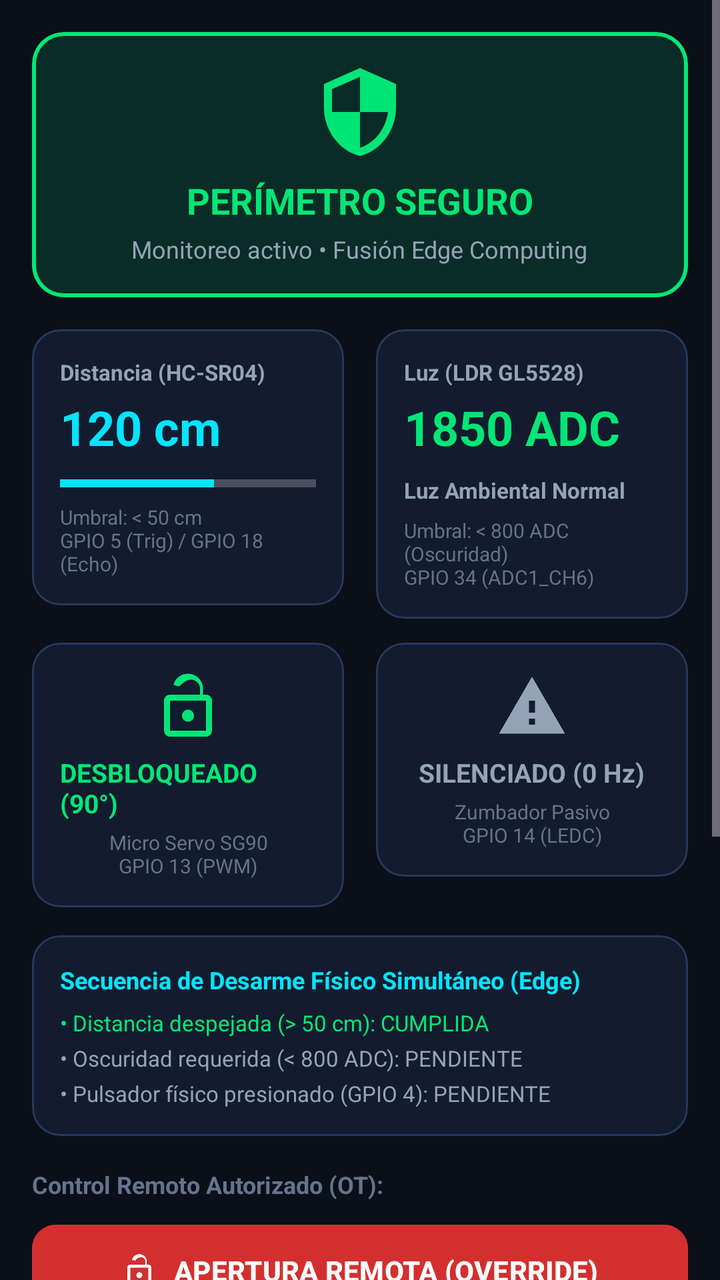
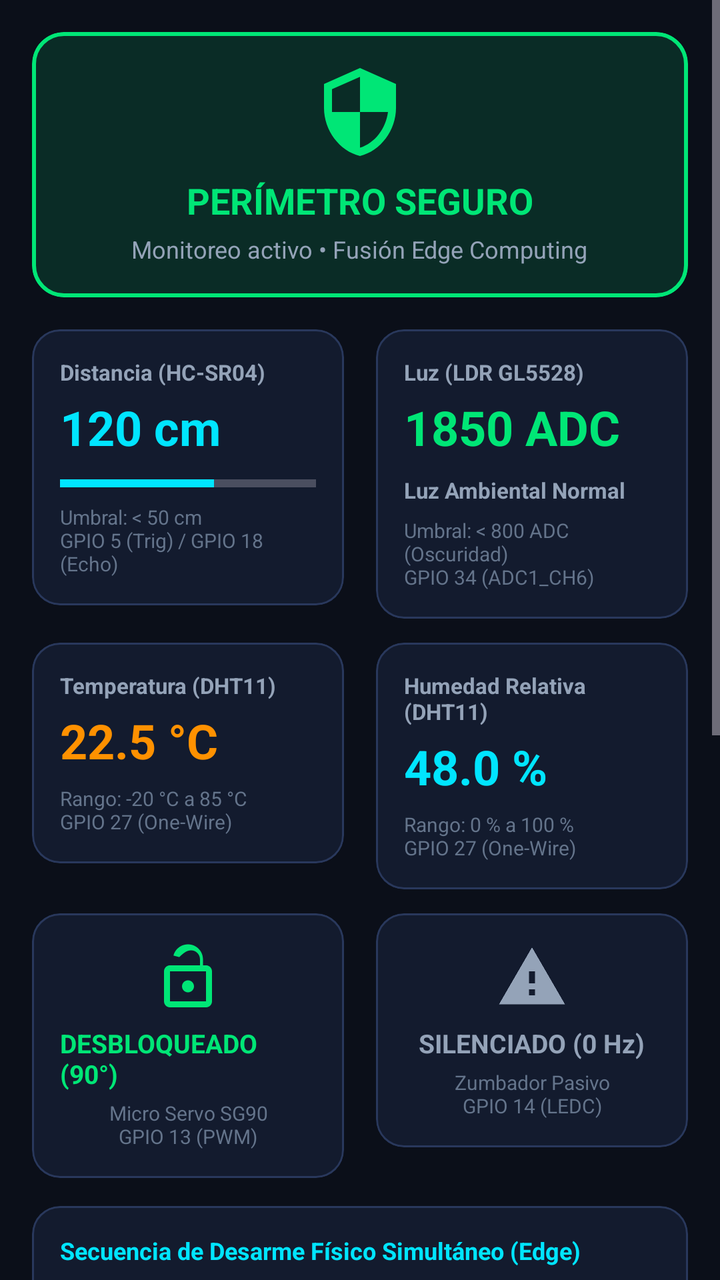

An Android layout rendered at two revisions. The XML below is the earlier revision; the diff shows what the commit changed to produce the second picture.
<!-- AndroidManifest.xml: application theme Theme.CentinelaIoT -->
<!-- res/layout/fragment_centinela.xml -->
<?xml version="1.0" encoding="utf-8"?>
<ScrollView xmlns:android="http://schemas.android.com/apk/res/android"
    xmlns:app="http://schemas.android.com/apk/res-auto"
    android:layout_width="match_parent"
    android:layout_height="match_parent"
    android:background="@color/background"
    android:fillViewport="true">

    <LinearLayout
        android:layout_width="match_parent"
        android:layout_height="wrap_content"
        android:orientation="vertical"
        android:padding="16dp">

        
        <com.google.android.material.card.MaterialCardView
            android:id="@+id/cardPerimeterStatus"
            android:layout_width="match_parent"
            android:layout_height="wrap_content"
            app:cardBackgroundColor="@color/safe_overlay"
            app:cardCornerRadius="16dp"
            app:strokeColor="@color/status_safe"
            app:strokeWidth="2dp">

            <LinearLayout
                android:layout_width="match_parent"
                android:layout_height="wrap_content"
                android:gravity="center"
                android:orientation="vertical"
                android:padding="16dp">

                <ImageView
                    android:id="@+id/ivPerimeterStatusIcon"
                    android:layout_width="48dp"
                    android:layout_height="48dp"
                    android:contentDescription="@string/state_safe"
                    android:src="@drawable/ic_shield"
                    app:tint="@color/status_safe" />

                <TextView
                    android:id="@+id/tvPerimeterStatusText"
                    android:layout_width="wrap_content"
                    android:layout_height="wrap_content"
                    android:layout_marginTop="8dp"
                    android:text="@string/state_safe"
                    android:textColor="@color/status_safe"
                    android:textSize="18sp"
                    android:textStyle="bold" />

                <TextView
                    android:id="@+id/tvPerimeterDetails"
                    android:layout_width="wrap_content"
                    android:layout_height="wrap_content"
                    android:layout_marginTop="4dp"
                    android:text="Monitoreo activo • Fusión Edge Computing"
                    android:textColor="@color/text_secondary"
                    android:textSize="12sp" />
            </LinearLayout>
        </com.google.android.material.card.MaterialCardView>

        
        <LinearLayout
            android:layout_width="match_parent"
            android:layout_height="wrap_content"
            android:layout_marginTop="16dp"
            android:orientation="horizontal">

            
            <com.google.android.material.card.MaterialCardView
                android:layout_width="0dp"
                android:layout_height="wrap_content"
                android:layout_marginEnd="8dp"
                android:layout_weight="1"
                app:cardBackgroundColor="@color/surface"
                app:cardCornerRadius="14dp"
                app:strokeColor="@color/card_stroke"
                app:strokeWidth="1dp">

                <LinearLayout
                    android:layout_width="match_parent"
                    android:layout_height="wrap_content"
                    android:orientation="vertical"
                    android:padding="14dp">

                    <TextView
                        android:layout_width="wrap_content"
                        android:layout_height="wrap_content"
                        android:text="Distancia (HC-SR04)"
                        android:textColor="@color/text_secondary"
                        android:textSize="11sp"
                        android:textStyle="bold" />

                    <TextView
                        android:id="@+id/tvDistanceValue"
                        android:layout_width="wrap_content"
                        android:layout_height="wrap_content"
                        android:layout_marginTop="4dp"
                        android:text="120 cm"
                        android:textColor="@color/primary"
                        android:textSize="24sp"
                        android:textStyle="bold" />

                    <ProgressBar
                        android:id="@+id/pbDistance"
                        style="?android:attr/progressBarStyleHorizontal"
                        android:layout_width="match_parent"
                        android:layout_height="8dp"
                        android:layout_marginTop="8dp"
                        android:max="200"
                        android:progress="120"
                        android:progressTint="@color/primary" />

                    <TextView
                        android:layout_width="wrap_content"
                        android:layout_height="wrap_content"
                        android:layout_marginTop="6dp"
                        android:text="Umbral: &lt; 50 cm\nGPIO 5 (Trig) / GPIO 18 (Echo)"
                        android:textColor="@color/text_muted"
                        android:textSize="10sp" />
                </LinearLayout>
            </com.google.android.material.card.MaterialCardView>

            
            <com.google.android.material.card.MaterialCardView
                android:layout_width="0dp"
                android:layout_height="wrap_content"
                android:layout_marginStart="8dp"
                android:layout_weight="1"
                app:cardBackgroundColor="@color/surface"
                app:cardCornerRadius="14dp"
                app:strokeColor="@color/card_stroke"
                app:strokeWidth="1dp">

                <LinearLayout
                    android:layout_width="match_parent"
                    android:layout_height="wrap_content"
                    android:orientation="vertical"
                    android:padding="14dp">

                    <TextView
                        android:layout_width="wrap_content"
                        android:layout_height="wrap_content"
                        android:text="Luz (LDR GL5528)"
                        android:textColor="@color/text_secondary"
                        android:textSize="11sp"
                        android:textStyle="bold" />

                    <TextView
                        android:id="@+id/tvLightValue"
                        android:layout_width="wrap_content"
                        android:layout_height="wrap_content"
                        android:layout_marginTop="4dp"
                        android:text="1850 ADC"
                        android:textColor="@color/secondary"
                        android:textSize="24sp"
                        android:textStyle="bold" />

                    <TextView
                        android:id="@+id/tvLightCondition"
                        android:layout_width="wrap_content"
                        android:layout_height="wrap_content"
                        android:layout_marginTop="8dp"
                        android:text="Luz Ambiental Normal"
                        android:textColor="@color/text_secondary"
                        android:textSize="11sp"
                        android:textStyle="bold" />

                    <TextView
                        android:layout_width="wrap_content"
                        android:layout_height="wrap_content"
                        android:layout_marginTop="6dp"
                        android:text="Umbral: &lt; 800 ADC (Oscuridad)\nGPIO 34 (ADC1_CH6)"
                        android:textColor="@color/text_muted"
                        android:textSize="10sp" />
                </LinearLayout>
            </com.google.android.material.card.MaterialCardView>
        </LinearLayout>

        
        <LinearLayout
            android:layout_width="match_parent"
            android:layout_height="wrap_content"
            android:layout_marginTop="12dp"
            android:orientation="horizontal">

            
            <com.google.android.material.card.MaterialCardView
                android:layout_width="0dp"
                android:layout_height="wrap_content"
                android:layout_marginEnd="8dp"
                android:layout_weight="1"
                app:cardBackgroundColor="@color/surface"
                app:cardCornerRadius="14dp"
                app:strokeColor="@color/card_stroke"
                app:strokeWidth="1dp">

                <LinearLayout
                    android:layout_width="match_parent"
                    android:layout_height="wrap_content"
                    android:gravity="center"
                    android:orientation="vertical"
                    android:padding="14dp">

                    <ImageView
                        android:id="@+id/ivServoLockIcon"
                        android:layout_width="36dp"
                        android:layout_height="36dp"
                        android:contentDescription="@string/telemetry_servo_title"
                        android:src="@drawable/ic_lock_open"
                        app:tint="@color/status_unlocked" />

                    <TextView
                        android:id="@+id/tvServoState"
                        android:layout_width="wrap_content"
                        android:layout_height="wrap_content"
                        android:layout_marginTop="6dp"
                        android:text="@string/state_unlocked"
                        android:textColor="@color/status_unlocked"
                        android:textSize="13sp"
                        android:textStyle="bold" />

                    <TextView
                        android:layout_width="wrap_content"
                        android:layout_height="wrap_content"
                        android:layout_marginTop="4dp"
                        android:text="Micro Servo SG90\nGPIO 13 (PWM)"
                        android:textAlignment="center"
                        android:textColor="@color/text_muted"
                        android:textSize="10sp" />
                </LinearLayout>
            </com.google.android.material.card.MaterialCardView>

            
            <com.google.android.material.card.MaterialCardView
                android:layout_width="0dp"
                android:layout_height="wrap_content"
                android:layout_marginStart="8dp"
                android:layout_weight="1"
                app:cardBackgroundColor="@color/surface"
                app:cardCornerRadius="14dp"
                app:strokeColor="@color/card_stroke"
                app:strokeWidth="1dp">

                <LinearLayout
                    android:layout_width="match_parent"
                    android:layout_height="wrap_content"
                    android:gravity="center"
                    android:orientation="vertical"
                    android:padding="14dp">

                    <ImageView
                        android:id="@+id/ivBuzzerIcon"
                        android:layout_width="36dp"
                        android:layout_height="36dp"
                        android:contentDescription="@string/telemetry_buzzer_title"
                        android:src="@drawable/ic_warning"
                        app:tint="@color/text_secondary" />

                    <TextView
                        android:id="@+id/tvBuzzerState"
                        android:layout_width="wrap_content"
                        android:layout_height="wrap_content"
                        android:layout_marginTop="6dp"
                        android:text="@string/state_silent"
                        android:textColor="@color/text_secondary"
                        android:textSize="13sp"
                        android:textStyle="bold" />

                    <TextView
                        android:layout_width="wrap_content"
                        android:layout_height="wrap_content"
                        android:layout_marginTop="4dp"
                        android:text="Zumbador Pasivo\nGPIO 14 (LEDC)"
                        android:textAlignment="center"
                        android:textColor="@color/text_muted"
                        android:textSize="10sp" />
                </LinearLayout>
            </com.google.android.material.card.MaterialCardView>
        </LinearLayout>

        
        <com.google.android.material.card.MaterialCardView
            android:layout_width="match_parent"
            android:layout_height="wrap_content"
            android:layout_marginTop="14dp"
            app:cardBackgroundColor="@color/surface"
            app:cardCornerRadius="14dp"
            app:strokeColor="@color/card_stroke"
            app:strokeWidth="1dp">

            <LinearLayout
                android:layout_width="match_parent"
                android:layout_height="wrap_content"
                android:orientation="vertical"
                android:padding="14dp">

                <TextView
                    android:layout_width="wrap_content"
                    android:layout_height="wrap_content"
                    android:text="Secuencia de Desarme Físico Simultáneo (Edge)"
                    android:textColor="@color/primary"
                    android:textSize="12sp"
                    android:textStyle="bold" />

                <TextView
                    android:id="@+id/tvCondDistance"
                    android:layout_width="wrap_content"
                    android:layout_height="wrap_content"
                    android:layout_marginTop="6dp"
                    android:text="• Distancia despejada (> 50 cm): CUMPLIDA"
                    android:textColor="@color/status_safe"
                    android:textSize="11sp" />

                <TextView
                    android:id="@+id/tvCondLight"
                    android:layout_width="wrap_content"
                    android:layout_height="wrap_content"
                    android:layout_marginTop="3dp"
                    android:text="• Oscuridad requerida (&lt; 800 ADC): PENDIENTE"
                    android:textColor="@color/text_secondary"
                    android:textSize="11sp" />

                <TextView
                    android:id="@+id/tvCondButton"
                    android:layout_width="wrap_content"
                    android:layout_height="wrap_content"
                    android:layout_marginTop="3dp"
                    android:text="• Pulsador físico presionado (GPIO 4): PENDIENTE"
                    android:textColor="@color/text_secondary"
                    android:textSize="11sp" />
            </LinearLayout>
        </com.google.android.material.card.MaterialCardView>

        
        <TextView
            android:layout_width="wrap_content"
            android:layout_height="wrap_content"
            android:layout_marginTop="16dp"
            android:text="Control Remoto Autorizado (OT):"
            android:textColor="@color/text_muted"
            android:textSize="12sp"
            android:textStyle="bold" />

        <com.google.android.material.button.MaterialButton
            android:id="@+id/btnEmergencyUnlock"
            android:layout_width="match_parent"
            android:layout_height="54dp"
            android:layout_marginTop="8dp"
            android:backgroundTint="@color/inacap_red"
            android:text="@string/btn_emergency_unlock"
            android:textColor="@color/text_primary"
            android:textSize="14sp"
            android:textStyle="bold"
            app:cornerRadius="12dp"
            app:icon="@drawable/ic_lock_open"
            app:iconGravity="textStart"
            app:iconTint="@color/text_primary" />

        <LinearLayout
            android:layout_width="match_parent"
            android:layout_height="wrap_content"
            android:layout_marginTop="8dp"
            android:orientation="horizontal">

            <com.google.android.material.button.MaterialButton
                android:id="@+id/btnArmDisarm"
                style="@style/Widget.Material3.Button.OutlinedButton"
                android:layout_width="0dp"
                android:layout_height="wrap_content"
                android:layout_marginEnd="6dp"
                android:layout_weight="1"
                android:text="Armar Perímetro"
                android:textColor="@color/primary"
                android:textSize="12sp"
                app:strokeColor="@color/primary" />

            <com.google.android.material.button.MaterialButton
                android:id="@+id/btnSilenceBuzzer"
                style="@style/Widget.Material3.Button.OutlinedButton"
                android:layout_width="0dp"
                android:layout_height="wrap_content"
                android:layout_marginStart="6dp"
                android:layout_weight="1"
                android:text="Silenciar Buzzer"
                android:textColor="@color/secondary"
                android:textSize="12sp"
                app:strokeColor="@color/secondary" />
        </LinearLayout>

        
        <com.google.android.material.card.MaterialCardView
            android:id="@+id/cardSimulatorControls"
            android:layout_width="match_parent"
            android:layout_height="wrap_content"
            android:layout_marginTop="18dp"
            android:layout_marginBottom="24dp"
            app:cardBackgroundColor="@color/surface_variant"
            app:cardCornerRadius="14dp"
            app:strokeColor="@color/primary"
            app:strokeWidth="1dp">

            <LinearLayout
                android:layout_width="match_parent"
                android:layout_height="wrap_content"
                android:orientation="vertical"
                android:padding="14dp">

                <TextView
                    android:layout_width="wrap_content"
                    android:layout_height="wrap_content"
                    android:text="🧪 Controles de Simulación (Demostración Evaluativa)"
                    android:textColor="@color/primary"
                    android:textSize="13sp"
                    android:textStyle="bold" />

                <TextView
                    android:layout_width="wrap_content"
                    android:layout_height="wrap_content"
                    android:layout_marginTop="2dp"
                    android:text="Prueba interactiva sin necesidad de hardware físico conectado"
                    android:textColor="@color/text_secondary"
                    android:textSize="11sp" />

                <LinearLayout
                    android:layout_width="match_parent"
                    android:layout_height="wrap_content"
                    android:layout_marginTop="10dp"
                    android:orientation="horizontal">

                    <com.google.android.material.button.MaterialButton
                        android:id="@+id/btnSimIntrusion"
                        style="@style/Widget.Material3.Button.TonalButton"
                        android:layout_width="0dp"
                        android:layout_height="wrap_content"
                        android:layout_marginEnd="4dp"
                        android:layout_weight="1"
                        android:backgroundTint="@color/inacap_red_dark"
                        android:text="Probar Intrusión (&lt;50cm)"
                        android:textColor="@color/text_primary"
                        android:textSize="10sp" />

                    <com.google.android.material.button.MaterialButton
                        android:id="@+id/btnSimSafe"
                        style="@style/Widget.Material3.Button.TonalButton"
                        android:layout_width="0dp"
                        android:layout_height="wrap_content"
                        android:layout_marginStart="4dp"
                        android:layout_weight="1"
                        android:text="Restaurar Zona Segura"
                        android:textColor="@color/text_primary"
                        android:textSize="10sp" />
                </LinearLayout>

                <LinearLayout
                    android:layout_width="match_parent"
                    android:layout_height="wrap_content"
                    android:layout_marginTop="6dp"
                    android:orientation="horizontal">

                    <com.google.android.material.button.MaterialButton
                        android:id="@+id/btnSimDarkness"
                        style="@style/Widget.Material3.Button.OutlinedButton"
                        android:layout_width="0dp"
                        android:layout_height="wrap_content"
                        android:layout_marginEnd="4dp"
                        android:layout_weight="1"
                        android:text="Simular Oscuridad"
                        android:textColor="@color/secondary"
                        android:textSize="10sp" />

                    <com.google.android.material.button.MaterialButton
                        android:id="@+id/btnSimButtonPress"
                        style="@style/Widget.Material3.Button.OutlinedButton"
                        android:layout_width="0dp"
                        android:layout_height="wrap_content"
                        android:layout_marginStart="4dp"
                        android:layout_weight="1"
                        android:text="Pulsar Botón GPIO 4"
                        android:textColor="@color/primary"
                        android:textSize="10sp" />
                </LinearLayout>
            </LinearLayout>
        </com.google.android.material.card.MaterialCardView>

    </LinearLayout>
</ScrollView>
<!-- resources referenced by this layout -->
<resources>
  <color name="background">#0B0F19</color>
  <color name="card_stroke">#29385C</color>
  <color name="inacap_red">#D32F2F</color>
  <color name="inacap_red_dark">#B71C1C</color>
  <color name="primary">#00E5FF</color>
  <color name="safe_overlay">#2200E676</color>
  <color name="secondary">#00E676</color>
  <color name="status_safe">#00E676</color>
  <color name="status_unlocked">#00E676</color>
  <color name="surface">#131B2E</color>
  <color name="surface_variant">#1E2945</color>
  <color name="text_muted">#64748B</color>
  <color name="text_primary">#FFFFFF</color>
  <color name="text_secondary">#94A3B8</color>
  <!-- drawable ic_lock_open (drawable) -->
  <vector xmlns:android="http://schemas.android.com/apk/res/android"
      android:width="24dp"
      android:height="24dp"
      android:viewportWidth="24"
      android:viewportHeight="24">
      <path
          android:fillColor="#FFFFFFFF"
          android:pathData="M12,17c1.1,0 2,-0.9 2,-2s-0.9,-2 -2,-2 -2,0.9 -2,2 0.9,2 2,2zm6,-9h-1V6c0,-2.76 -2.24,-5 -5,-5 -2.28,0 -4.27,1.54 -4.84,3.75l1.94,0.5C10.42,3.95 11.61,3 13,3c1.66,0 3,1.34 3,3v2H6c-1.1,0 -2,0.9 -2,2v10c0,1.1 0.9,2 2,2h12c1.1,0 2,-0.9 2,-2V10c0,-1.1 -0.9,-2 -2,-2zm0,12H6V10h12v10z"/>
  </vector>
  <!-- drawable ic_shield (drawable) -->
  <vector xmlns:android="http://schemas.android.com/apk/res/android"
      android:width="24dp"
      android:height="24dp"
      android:viewportWidth="24"
      android:viewportHeight="24">
      <path
          android:fillColor="#FFFFFFFF"
          android:pathData="M12,1L3,5v6c0,5.55 3.84,10.74 9,12 5.16,-1.26 9,-6.45 9,-12V5l-9,-4zm0,10.99h7c-0.53,4.12 -3.28,7.79 -7,8.94V12H5V6.3l7,-3.11v8.8z"/>
  </vector>
  <!-- drawable ic_warning (drawable) -->
  <vector xmlns:android="http://schemas.android.com/apk/res/android"
      android:width="24dp"
      android:height="24dp"
      android:viewportWidth="24"
      android:viewportHeight="24">
      <path
          android:fillColor="#FFFFFFFF"
          android:pathData="M1,21h22L12,2 1,21zm12,-3h-2v-2h2v2zm0,-4h-2v-4h2v4z"/>
  </vector>
  <string name="btn_emergency_unlock">APERTURA REMOTA (OVERRIDE)</string>
  <string name="state_safe">PERÍMETRO SEGURO</string>
  <string name="state_silent">SILENCIADO (0 Hz)</string>
  <string name="state_unlocked">DESBLOQUEADO (90°)</string>
  <string name="telemetry_buzzer_title">Alarma Acústica (Buzzer)</string>
  <string name="telemetry_servo_title">Pestillo Físico (SG90 Servo)</string>
  <style name="Theme.CentinelaIoT" parent="Theme.Material3.Dark.NoActionBar">
          
          <item name="colorPrimary">@color/primary</item>
          <item name="colorOnPrimary">@color/on_primary</item>
          
          <item name="colorSecondary">@color/secondary</item>
          <item name="colorOnSecondary">@color/on_secondary</item>
          
          <item name="android:statusBarColor">@color/background</item>
          <item name="android:navigationBarColor">@color/background</item>
          
          <item name="android:windowBackground">@color/background</item>
          <item name="colorSurface">@color/surface</item>
          <item name="colorSurfaceVariant">@color/surface_variant</item>
      </style>
  <color name="on_primary">#001018</color>
  <color name="on_secondary">#00210A</color>
</resources>

<!-- the commit's change to res/layout/fragment_centinela.xml (unified diff, before → after) -->
@@ -170,6 +170,104 @@
                         android:layout_height="wrap_content"
                         android:layout_marginTop="6dp"
                         android:text="Umbral: &lt; 800 ADC (Oscuridad)\nGPIO 34 (ADC1_CH6)"
+                        android:textColor="@color/text_muted"
+                        android:textSize="10sp" />
+                </LinearLayout>
+            </com.google.android.material.card.MaterialCardView>
+        </LinearLayout>
+
+        
+        <LinearLayout
+            android:layout_width="match_parent"
+            android:layout_height="wrap_content"
+            android:layout_marginTop="12dp"
+            android:orientation="horizontal">
+
+            
+            <com.google.android.material.card.MaterialCardView
+                android:layout_width="0dp"
+                android:layout_height="wrap_content"
+                android:layout_marginEnd="8dp"
+                android:layout_weight="1"
+                app:cardBackgroundColor="@color/surface"
+                app:cardCornerRadius="14dp"
+                app:strokeColor="@color/card_stroke"
+                app:strokeWidth="1dp">
+
+                <LinearLayout
+                    android:layout_width="match_parent"
+                    android:layout_height="wrap_content"
+                    android:orientation="vertical"
+                    android:padding="14dp">
+
+                    <TextView
+                        android:layout_width="wrap_content"
+                        android:layout_height="wrap_content"
+                        android:text="Temperatura (DHT11)"
+                        android:textColor="@color/text_secondary"
+                        android:textSize="11sp"
+                        android:textStyle="bold" />
+
+                    <TextView
+                        android:id="@+id/tvTempValue"
+                        android:layout_width="wrap_content"
+                        android:layout_height="wrap_content"
+                        android:layout_marginTop="4dp"
+                        android:text="22.5 °C"
+                        android:textColor="#FF9100"
+                        android:textSize="24sp"
+                        android:textStyle="bold" />
+
+                    <TextView
+                        android:layout_width="wrap_content"
+                        android:layout_height="wrap_content"
+                        android:layout_marginTop="6dp"
+                        android:text="Rango: -20 °C a 85 °C\nGPIO 27 (One-Wire)"
+                        android:textColor="@color/text_muted"
+                        android:textSize="10sp" />
+                </LinearLayout>
+            </com.google.android.material.card.MaterialCardView>
+
+            
+            <com.google.android.material.card.MaterialCardView
+                android:layout_width="0dp"
+                android:layout_height="wrap_content"
+                android:layout_marginStart="8dp"
+                android:layout_weight="1"
+                app:cardBackgroundColor="@color/surface"
+                app:cardCornerRadius="14dp"
+                app:strokeColor="@color/card_stroke"
+                app:strokeWidth="1dp">
+
+                <LinearLayout
+                    android:layout_width="match_parent"
+                    android:layout_height="wrap_content"
+                    android:orientation="vertical"
+                    android:padding="14dp">
+
+                    <TextView
+                        android:layout_width="wrap_content"
+                        android:layout_height="wrap_content"
+                        android:text="Humedad Relativa (DHT11)"
+                        android:textColor="@color/text_secondary"
+                        android:textSize="11sp"
+                        android:textStyle="bold" />
+
+                    <TextView
+                        android:id="@+id/tvHumidityValue"
+                        android:layout_width="wrap_content"
+                        android:layout_height="wrap_content"
+                        android:layout_marginTop="4dp"
+                        android:text="48.0 %"
+                        android:textColor="@color/primary"
+                        android:textSize="24sp"
+                        android:textStyle="bold" />
+
+                    <TextView
+                        android:layout_width="wrap_content"
+                        android:layout_height="wrap_content"
+                        android:layout_marginTop="6dp"
+                        android:text="Rango: 0 % a 100 %\nGPIO 27 (One-Wire)"
                         android:textColor="@color/text_muted"
                         android:textSize="10sp" />
                 </LinearLayout>
